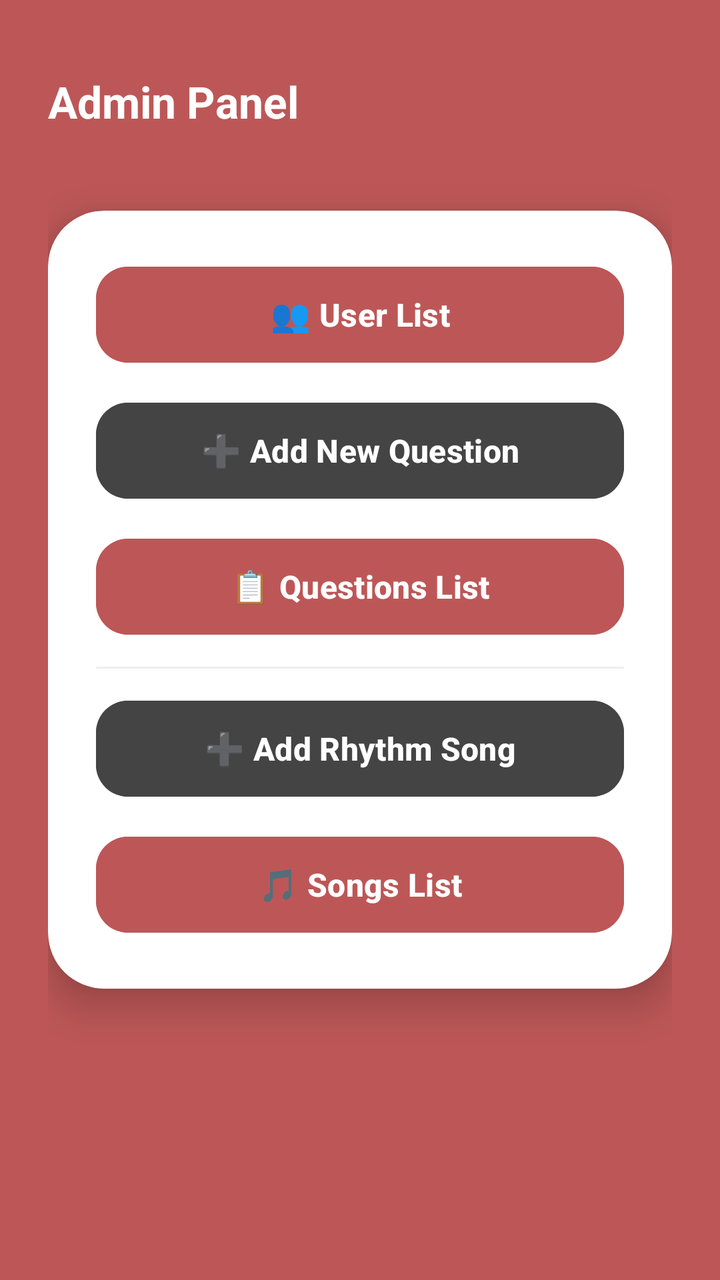
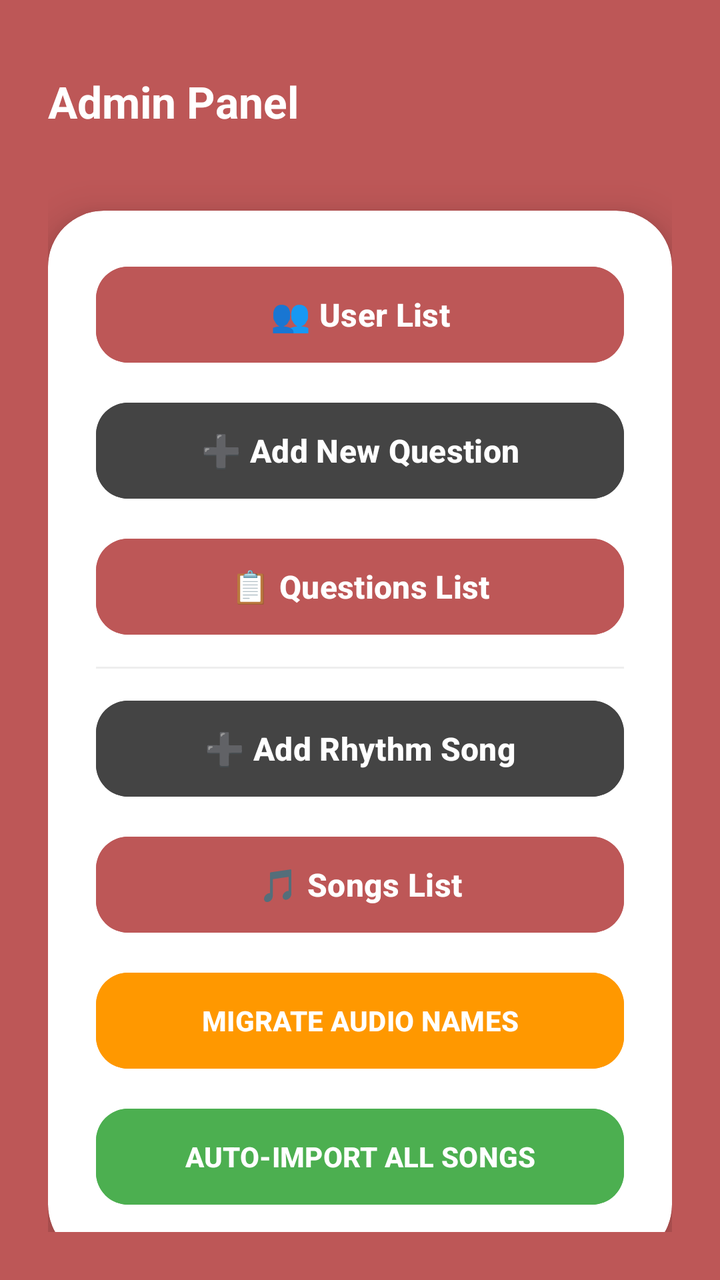

The first picture is an Android layout as it rendered before a commit; the second is the same layout after the commit. The layout source and the unified diff follow.
<!-- AndroidManifest.xml: application theme Theme.ChaserGame -->
<!-- res/layout/activity_admin.xml -->
<?xml version="1.0" encoding="utf-8"?>
<androidx.constraintlayout.widget.ConstraintLayout xmlns:android="http://schemas.android.com/apk/res/android"
    xmlns:app="http://schemas.android.com/apk/res-auto"
    android:id="@+id/AdminPage"
    android:layout_width="match_parent"
    android:layout_height="match_parent"
    android:background="@color/background_red"
    android:padding="24dp">

    

    <TextView
        android:id="@+id/text_admin_edituser"
        android:layout_width="0dp"
        android:layout_height="wrap_content"
        android:layout_marginTop="12dp"
        android:text="@string/admin_panel_title"
        android:textColor="#FFFFFF"
        android:textSize="22sp"
        android:textStyle="bold"
        app:layout_constraintStart_toStartOf="parent"
        app:layout_constraintTop_toTopOf="parent" />


    

    <androidx.cardview.widget.CardView
        android:id="@+id/adminActionsCard"
        android:layout_width="0dp"
        android:layout_height="wrap_content"
        android:layout_marginTop="40dp"
        app:cardCornerRadius="28dp"
        app:cardElevation="12dp"
        app:layout_constraintEnd_toEndOf="parent"
        app:layout_constraintStart_toStartOf="parent"
        app:layout_constraintTop_toBottomOf="@id/text_admin_edituser">

        <LinearLayout
            android:layout_width="match_parent"
            android:layout_height="wrap_content"
            android:orientation="vertical"
            android:padding="24dp">

            <Button
                android:id="@+id/btn_admin_gotouserlist"
                android:layout_width="match_parent"
                android:layout_height="56dp"
                android:layout_marginBottom="12dp"
                android:backgroundTint="@color/background_red"
                android:text="@string/admin_user_list_btn"
                android:textColor="#FFFFFF"
                android:textSize="16sp"
                android:textStyle="bold"
                app:cornerRadius="16dp" />

            <Button
                android:id="@+id/btnAddQuestion"
                android:layout_width="match_parent"
                android:layout_height="56dp"
                android:layout_marginBottom="12dp"
                android:backgroundTint="#444444"
                android:text="@string/admin_add_question_btn"
                android:textColor="#FFFFFF"
                android:textSize="16sp"
                android:textStyle="bold"
                app:cornerRadius="16dp" />

            <Button
                android:id="@+id/btn_admin_questions_list"
                android:layout_width="match_parent"
                android:layout_height="56dp"
                android:layout_marginBottom="12dp"
                android:backgroundTint="@color/background_red"
                android:text="@string/admin_questions_list_btn"
                android:textColor="#FFFFFF"
                android:textSize="16sp"
                android:textStyle="bold"
                app:cornerRadius="16dp" />

            <View
                android:layout_width="match_parent"
                android:layout_height="1dp"
                android:layout_marginBottom="12dp"
                android:background="#EEEEEE" />

            
            <Button
                android:id="@+id/btn_admin_manage_songs"
                android:layout_width="match_parent"
                android:layout_height="56dp"
                android:layout_marginBottom="12dp"
                android:backgroundTint="#444444"
                android:text="@string/admin_add_rhythm_song_btn"
                android:textColor="#FFFFFF"
                android:textSize="16sp"
                android:textStyle="bold"
                app:cornerRadius="16dp" />

            <Button
                android:id="@+id/btn_admin_songs_list"
                android:layout_width="match_parent"
                android:layout_height="56dp"
                android:backgroundTint="@color/background_red"
                android:text="@string/admin_songs_list_btn"
                android:textColor="#FFFFFF"
                android:textSize="16sp"
                android:textStyle="bold"
                app:cornerRadius="16dp" />

        </LinearLayout>
    </androidx.cardview.widget.CardView>

</androidx.constraintlayout.widget.ConstraintLayout>
<!-- resources referenced by this layout -->
<resources>
  <color name="background_red">#bd5757</color>
  <string name="admin_add_question_btn">➕ Add New Question</string>
  <string name="admin_add_rhythm_song_btn">➕ Add Rhythm Song</string>
  <string name="admin_panel_title">Admin Panel</string>
  <string name="admin_questions_list_btn">📋 Questions List</string>
  <string name="admin_songs_list_btn">🎵 Songs List</string>
  <string name="admin_user_list_btn">👥 User List</string>
  <style name="Theme.ChaserGame" parent="Base.Theme.ChaserGame" />
  <style name="Base.Theme.ChaserGame" parent="Theme.Material3.DayNight.NoActionBar">
          
          
      </style>
</resources>

<!-- the commit's change to res/layout/activity_admin.xml (unified diff, before → after) -->
@@ -100,6 +100,7 @@
                 android:id="@+id/btn_admin_songs_list"
                 android:layout_width="match_parent"
                 android:layout_height="56dp"
+                android:layout_marginBottom="12dp"
                 android:backgroundTint="@color/background_red"
                 android:text="@string/admin_songs_list_btn"
                 android:textColor="#FFFFFF"
@@ -107,6 +108,29 @@
                 android:textStyle="bold"
                 app:cornerRadius="16dp" />
 
+            <Button
+                android:id="@+id/btn_admin_migrate_audio"
+                android:layout_width="match_parent"
+                android:layout_height="56dp"
+                android:layout_marginBottom="12dp"
+                android:backgroundTint="#FF9800"
+                android:text="MIGRATE AUDIO NAMES"
+                android:textColor="#FFFFFF"
+                android:textSize="14sp"
+                android:textStyle="bold"
+                app:cornerRadius="16dp" />
+
+            <Button
+                android:id="@+id/btn_admin_auto_import"
+                android:layout_width="match_parent"
+                android:layout_height="56dp"
+                android:backgroundTint="#4CAF50"
+                android:text="AUTO-IMPORT ALL SONGS"
+                android:textColor="#FFFFFF"
+                android:textSize="14sp"
+                android:textStyle="bold"
+                app:cornerRadius="16dp" />
+
         </LinearLayout>
     </androidx.cardview.widget.CardView>
 
